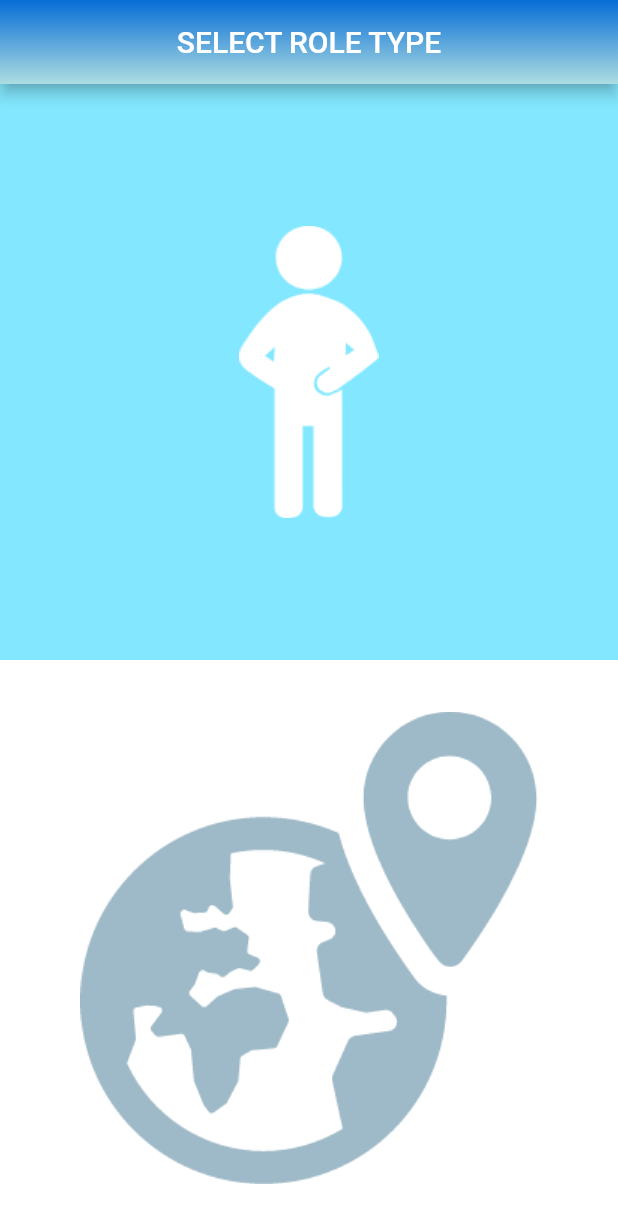
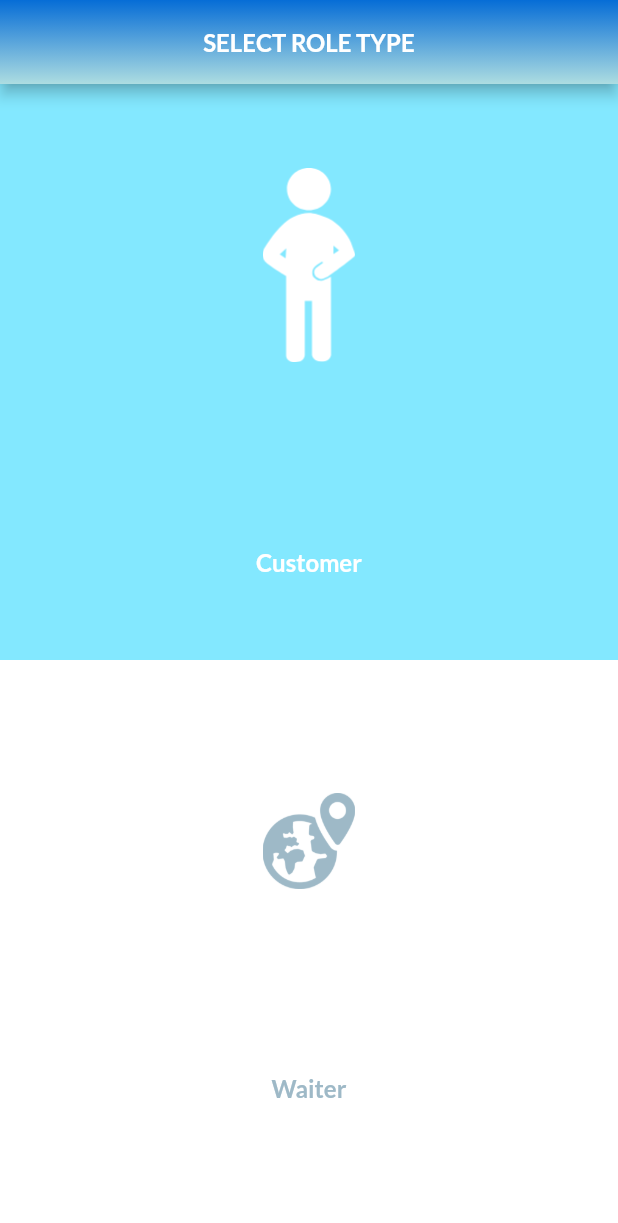
Before and after one commit to Raji48/Flutter_Reusable_Component, a Flutter app: the RoleSelect screen opened by its route, on a phone screen of 412 x 824 dp. Shown: the top 1223 px of the screen. Run offline on Flutter 3.47's test engine with Material 2 defaults, Android fonts, the phone set to English and light mode, and no system bars; our stand-ins replace dio, flutter_redux, intl_phone_field, intl_phone_number_input, redux, redux_thunk.

Commit message:
roleselect

```diff
--- a/lib/main.dart
+++ b/lib/main.dart
@@ -39,7 +39,7 @@ class _MyAppState extends State<MyApp> {
           //   return MediaQuery(data: MediaQuery.of(context).copyWith(textScaleFactor: 1.0), child:child);
           //   },
           navigatorKey: navigatorKey,
-          initialRoute: '/roleselect',
+          initialRoute: '/register',
           onGenerateRoute: RouteGenerator.generateRoute,
           debugShowCheckedModeBanner: false,
           //  home: Splash(),
--- a/lib/res/colors.dart
+++ b/lib/res/colors.dart
@@ -6,3 +6,7 @@ var lightblue = Color.fromRGBO(173, 221, 225, 1); //appbar #ADDDE1
 var lightgrey = Color.fromRGBO(217, 217, 217, 1);//border #d9d9d9
 var skyblue = Color.fromRGBO(131, 232, 255, 1); //customer #83D8FF
 var white = Color.fromRGBO(255, 255, 255, 1); //#FFFFFF
+var greyblue = Color.fromRGBO(158, 185, 199, 1); //#9EB9C7
+var greytext = Color.fromRGBO(152, 152, 152, 1); //#989898
+var red = Color.fromRGBO(253, 138, 126, 1); //#FD8A7E
+var black = Color.fromRGBO(0, 0, 0, 1); //#000000
--- a/lib/screens/roleselect.dart
+++ b/lib/screens/roleselect.dart
@@ -2,6 +2,7 @@
 import 'package:flutter/material.dart';
 import 'package:wait4me/res/index.dart';
 import 'package:wait4me/utills/dynamic_widthandheight.dart';
+import 'package:wait4me/utills/styles.dart';
 
 class RoleSelect extends StatefulWidget {
   const RoleSelect({Key? key}) : super(key: key);
@@ -20,7 +21,6 @@ class _RoleSelectState extends State<RoleSelect> {
           automaticallyImplyLeading: false,
           flexibleSpace: Container(
             decoration: BoxDecoration(
-              //  borderRadius: BorderRadius.only(bottomLeft: Radius.circular(20),bottomRight: Radius.circular(20)),
                 gradient: LinearGradient(
                     begin: Alignment.topCenter,
                     end: Alignment.bottomCenter,
@@ -31,7 +31,7 @@ class _RoleSelectState extends State<RoleSelect> {
             ),
           ),
           //  toolbarHeight: 100,
-          title: Text('SELECT ROLE TYPE'),
+          title: Text(selectroletype,style: titleStyle,),
         ),
       body:  SafeArea(
       child:Column(
@@ -45,10 +45,23 @@ class _RoleSelectState extends State<RoleSelect> {
                   });
                    },
              child: Container(
-                color:select?skyblue:white,
-                child: Center(
-                 child: Image(
-                    image: customer,)
+                color:skyblue,//select?skyblue:white,
+                child:Column(
+                  crossAxisAlignment: CrossAxisAlignment.center,
+                  mainAxisAlignment: MainAxisAlignment.center,
+                  children: [
+                   // SizedBox(height: getDeviceheight(context,0.03),),
+                    Center(
+                    child: Container(
+                      // height: getDeviceheight(context,0.05),
+                       width: getDevicewidth(context,0.15),
+                     child: Image(
+                        image: customer,fit: BoxFit.cover,)
+                    ),
+                    ),
+                    SizedBox(height: getDeviceheight(context,0.15),),
+                    Text(customerr,style: titleStyle,)
+                  ],
                 ),
               )
               )
@@ -63,12 +76,21 @@ class _RoleSelectState extends State<RoleSelect> {
                     });
                 },
           child:Container(
-                color:!select?skyblue:white,
-                child: Center(
-                  child: Image(
-                    image: waiter,
-                  ),
-
+                color:white ,//!select?skyblue:white,
+                child: Column(
+                  crossAxisAlignment: CrossAxisAlignment.center,
+                  mainAxisAlignment: MainAxisAlignment.center,
+                  children: [
+                    Center(
+                      child: Container(
+                          width: getDevicewidth(context,0.15),
+                          child: Image(
+                            image:waiter,fit: BoxFit.cover,)
+                      ),
+                    ),
+                    SizedBox(height: getDeviceheight(context,0.15),),
+                    Text(waiterr,style: TextStyle(fontSize: 16,fontFamily: 'Lato-Bold',color: greyblue),)
+                  ],
                 ),
               )
               )
```
Also changed, not shown: lib/components/button.dart (+10 -5 lines), lib/components/textfieldValidation.dart (+4 -33 lines), lib/res/strings.dart (+31 -0 lines), lib/screens/register.dart (+83 -28 lines), lib/utills/function.dart (added, +52 -0 lines), lib/utills/styles.dart (added, +21 -0 lines), 3 other files.
